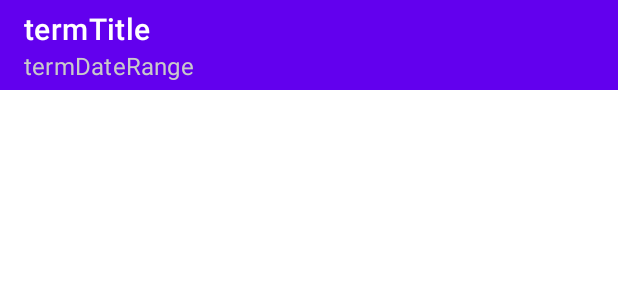
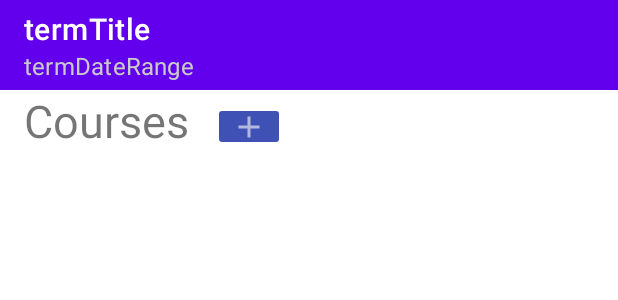
Before and after one commit to svenfulen/Scheduler, an Android app: the layout activity_term_view.xml on its own in the app's theme, with its tools: preview values and no code run, on a phone screen of 412 x 824 dp. Shown: the top 300 px of the screen. Run offline under Robolectric (Android 15) with nearby library versions, the phone set to English and light mode, and no system bars.

Commit message:
improved term view layout

```diff
--- a/app/src/main/java/com/example/svenfulenchek_wguscheduler/ui/Entity/Term.java
+++ b/app/src/main/java/com/example/svenfulenchek_wguscheduler/ui/Entity/Term.java
@@ -45,21 +45,4 @@ public class Term {
     public int getTermId() { return termId; }
     public void setTermId(int termId) { this.termId = termId; }
 
-    /*
-    TODO: Handle this differently
-    public ArrayList<Course> getCoursesInTerm() {
-        return coursesInTerm;
-    }
-    public void setCoursesInTerm(ArrayList<Course> coursesInTerm) { this.coursesInTerm = coursesInTerm; }
-
-
-    // Add and remove courses
-    public void addCourseToTerm(Course course){
-        this.coursesInTerm.add(course);
-    }
-
-    public void removeCourseFromTerm(Course course){
-        this.coursesInTerm.remove(course);
-    }
-    */
 }
--- a/app/src/main/java/com/example/svenfulenchek_wguscheduler/ui/UI/TermView.java
+++ b/app/src/main/java/com/example/svenfulenchek_wguscheduler/ui/UI/TermView.java
@@ -6,6 +6,7 @@ import androidx.recyclerview.widget.RecyclerView;
 
 import android.content.Intent;
 import android.os.Bundle;
+import android.view.View;
 import android.widget.Button;
 import androidx.appcompat.widget.Toolbar;
 
@@ -13,6 +14,7 @@ import com.example.svenfulenchek_wguscheduler.R;
 import com.example.svenfulenchek_wguscheduler.ui.Database.Repository;
 import com.example.svenfulenchek_wguscheduler.ui.Entity.Course;
 import com.example.svenfulenchek_wguscheduler.ui.UI.Adapters.CourseAdapter;
+import com.example.svenfulenchek_wguscheduler.ui.utils;
 
 import java.util.ArrayList;
 
@@ -60,4 +62,9 @@ public class TermView extends AppCompatActivity {
         rvCoursesInTerm.setLayoutManager(new LinearLayoutManager(this));
     }
 
+    // Open the Term Editor activity
+    public void addCourseToTerm(View view){
+
+    }
+
 }
--- a/app/src/main/res/layout/activity_term_view.xml
+++ b/app/src/main/res/layout/activity_term_view.xml
@@ -27,10 +27,32 @@
     <androidx.recyclerview.widget.RecyclerView
         android:id="@+id/rvCourses"
         android:layout_width="match_parent"
-        android:layout_height="675dp"
+        android:layout_height="635dp"
         app:layout_constraintBottom_toBottomOf="parent"
         app:layout_constraintEnd_toEndOf="parent"
         app:layout_constraintStart_toStartOf="parent"
+        app:layout_constraintTop_toBottomOf="@id/courses_header" />
+
+    <TextView
+        android:id="@+id/courses_header"
+        android:layout_width="wrap_content"
+        android:layout_height="wrap_content"
+        android:layout_marginStart="16dp"
+        android:text="Courses"
+        android:textSize="30sp"
+        app:layout_constraintStart_toStartOf="parent"
         app:layout_constraintTop_toBottomOf="@+id/toolbar_term_view" />
 
+    <ImageButton
+        android:id="@+id/imageButton3"
+        android:layout_width="wrap_content"
+        android:layout_height="0dp"
+        android:layout_marginStart="16dp"
+        android:layout_marginTop="8dp"
+        android:backgroundTint="#3F51B5"
+        app:layout_constraintBottom_toBottomOf="@+id/courses_header"
+        app:layout_constraintStart_toEndOf="@+id/courses_header"
+        app:layout_constraintTop_toTopOf="@+id/courses_header"
+        app:srcCompat="@drawable/ic_add" />
+
 </androidx.constraintlayout.widget.ConstraintLayout>
```
